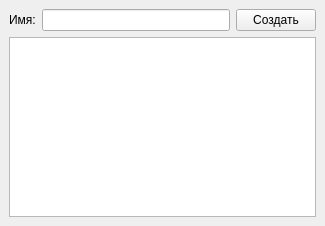
Robert-ass911/Diplom, file app/forms/ui/categories.ui: the form before one commit.
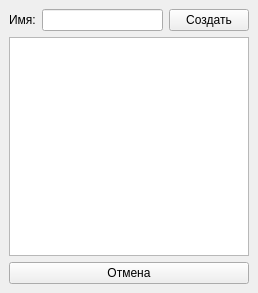
The form after the commit.

Commit message: update categories scripts

```diff
--- a/app/forms/ui/categories.ui
+++ b/app/forms/ui/categories.ui
@@ -6,8 +6,8 @@
    <rect>
     <x>0</x>
     <y>0</y>
-    <width>325</width>
-    <height>226</height>
+    <width>258</width>
+    <height>293</height>
    </rect>
   </property>
   <property name="windowTitle">
@@ -52,6 +52,13 @@
         </attribute>
        </widget>
       </item>
+      <item>
+       <widget class="QPushButton" name="cancel_btn">
+        <property name="text">
+         <string>Отмена</string>
+        </property>
+       </widget>
+      </item>
      </layout>
     </item>
    </layout>
```
The commit also changes 4 other files.
